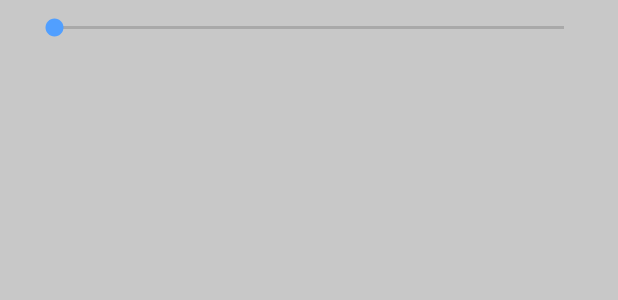
After one commit to mikiller/MKAudio, an Android app: the layout layout_progress.xml on its own in the app's theme, with its tools: preview values and no code run, on a phone screen of 412 x 824 dp. The commit adds this screen. Shown: the top 300 px of the screen. Run offline under Robolectric (Android 15) with nearby library versions, the phone set to English and light mode, and no system bars.

Commit message:
add audio progress

```diff
--- /dev/null
+++ b/app/src/main/res/layout/layout_progress.xml
@@ -0,0 +1,28 @@
+<?xml version="1.0" encoding="utf-8"?>
+<LinearLayout xmlns:android="http://schemas.android.com/apk/res/android"
+    android:orientation="horizontal" android:layout_width="match_parent"
+    android:layout_height="wrap_content"
+    android:gravity="center_vertical">
+
+    <TextView
+        android:id="@+id/tv_cTime"
+        android:layout_width="wrap_content"
+        android:layout_height="wrap_content"
+        android:textColor="@android:color/white"
+        android:textSize="12sp"
+        android:padding="10dp"/>
+
+    <SeekBar
+        android:id="@+id/pgs_time"
+        android:layout_width="0dp"
+        android:layout_weight="1"
+        android:layout_height="wrap_content" />
+
+    <TextView
+        android:id="@+id/tv_duration"
+        android:layout_width="wrap_content"
+        android:layout_height="wrap_content"
+        android:textColor="@android:color/white"
+        android:textSize="12sp"
+        android:padding="10dp"/>
+</LinearLayout>
```
Also changed, not shown: app/src/main/java/com/smg/audioeditor/activities/TestActivity.java (+57 -2 lines), app/src/main/java/com/smg/audioeditor/widgets/AudioProgress.java (added, +50 -0 lines), app/src/main/res/layout/activity_test_main.xml (+9 -1 lines).
